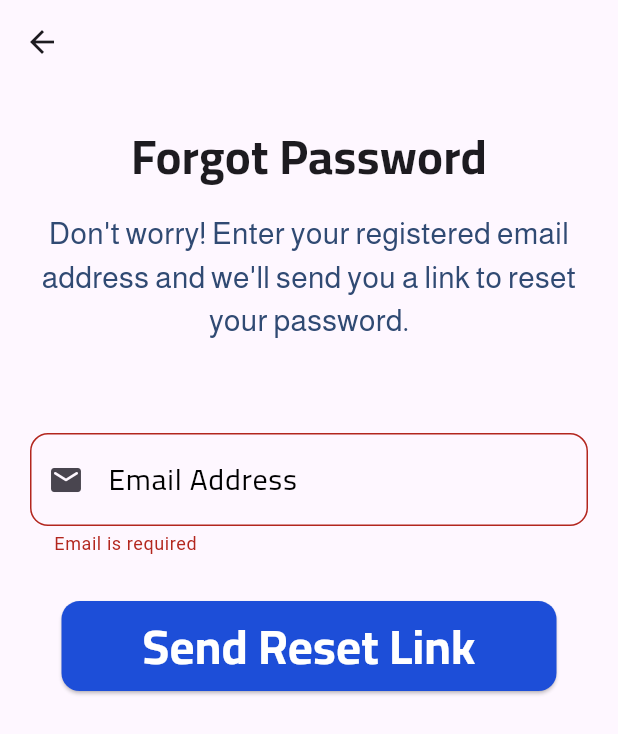
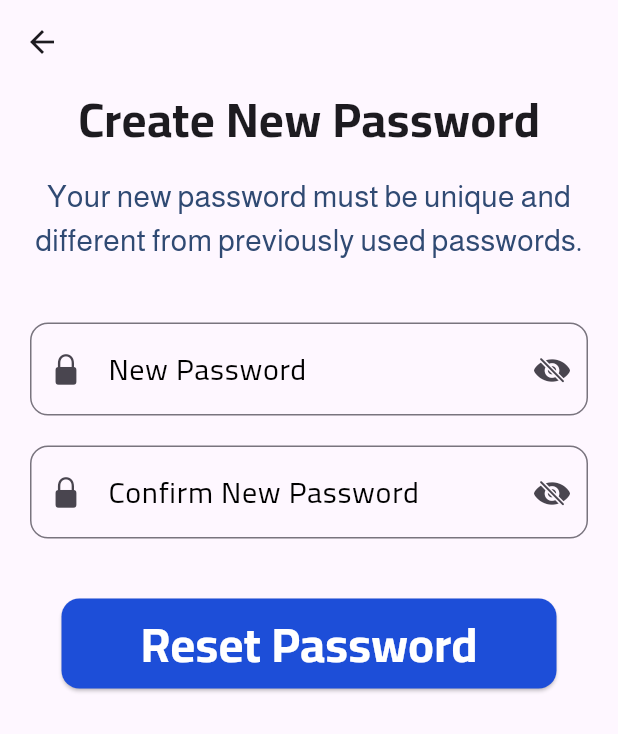
Before and after one commit to AhmedMedhatHamed/ai_lingo, a Flutter app: the ForgotPasswordScreen screen opened by its route, after a tap on "Send Reset Link", on a phone screen of 412 x 824 dp. Shown: the top 734 px of the screen. Run offline on Flutter 3.47's test engine with Material 3 defaults, Android fonts, the phone set to English and light mode, and no system bars; our stand-ins replace dots_indicator, firebase_auth, firebase_core, flutter_bloc, google_sign_in; accounts and stored records are empty.

Commit message:
Build create_new_password UI

```diff
--- a/lib/core/routing/app_routes.dart
+++ b/lib/core/routing/app_routes.dart
@@ -5,5 +5,6 @@ class AppRoutes {
   static const String signupScreen  = 'signupScreen';
   static const String signInScreen  = 'signInScreen';
   static const String forgotPasswordScreen = 'forgotPasswordScreen';
+  static const String newPasswordScreen = 'newPasswordScreen';
 
 }
--- a/lib/core/routing/app_routing.dart
+++ b/lib/core/routing/app_routing.dart
@@ -1,5 +1,6 @@
 import 'package:ai_lingo/feature/auth/cubit/auth_cubit.dart';
 import 'package:ai_lingo/feature/auth/forgot_password/screen/forgot_password_screen.dart';
+import 'package:ai_lingo/feature/auth/forgot_password/screen/new_password_screen.dart';
 import 'package:ai_lingo/feature/auth/login/screen/login_screen.dart';
 import 'package:ai_lingo/feature/auth/sign_in/screen/sign_in_screen.dart';
 import 'package:ai_lingo/feature/auth/signup/screen/signup_screen.dart';
@@ -35,7 +36,11 @@ class AppRouter {
           builder: (_) =>
               BlocProvider(create: (_) => AuthCubit(), child: ForgotPasswordScreen()),
         );
-
+      case AppRoutes.newPasswordScreen:
+        return MaterialPageRoute(
+          builder: (_) =>
+              BlocProvider(create: (_) => AuthCubit(), child: NewPasswordScreen()),
+        );
       case 'onboardingScreen':
         return PageRouteBuilder(
           transitionDuration: const Duration(milliseconds: 600),
--- a/lib/core/utils/app_strings.dart
+++ b/lib/core/utils/app_strings.dart
@@ -46,4 +46,8 @@ class AppStrings {
   static const String password = 'Password';
   static const String fullName = 'Full Name';
   static const String sendLinkReset = 'Send Reset Link';
+  static const String createNewPassword = 'Create New Password';
+  static const String createNewPasswordDesc =
+      'Your new password must be unique and different from previously used passwords.';
+  static const String resetPassword = 'Reset Password';
 }
--- a/lib/feature/auth/cubit/auth_cubit.dart
+++ b/lib/feature/auth/cubit/auth_cubit.dart
@@ -10,6 +10,7 @@ class AuthCubit extends Cubit<AuthState> {
   final nameController = TextEditingController();
   final emailController = TextEditingController();
   final passwordController = TextEditingController();
+  final confirmNewPassword = TextEditingController();
 
   bool isObscure = true;
   AutovalidateMode autoValidateMode = AutovalidateMode.disabled;
@@ -67,6 +68,22 @@ class AuthCubit extends Cubit<AuthState> {
     }
   }
 
+  Future<void> createNewPassword() async {
+    if (!formKey.currentState!.validate()) {
+      autoValidateMode = AutovalidateMode.always;
+      emit(AuthValidationFailed());
+      return;
+    }
+
+    emit(AuthLoading());
+    try {
+      // TODO: call signIn API
+      emit(AuthSuccess());
+    } catch (e) {
+      emit(AuthFailure(e.toString()));
+    }
+  }
+
   @override
   Future<void> close() {
     nameController.dispose();
--- /dev/null
+++ b/lib/feature/auth/forgot_password/screen/new_password_screen.dart
@@ -0,0 +1,35 @@
+import 'package:ai_lingo/core/utils/app_strings.dart';
+import 'package:ai_lingo/feature/auth/signup/widgets/title_and_description.dart';
+import 'package:flutter/material.dart';
+import '../widgets/new_password_form.dart';
+
+class NewPasswordScreen extends StatelessWidget {
+  const NewPasswordScreen({super.key});
+
+  @override
+  Widget build(BuildContext context) {
+    return GestureDetector(
+      onTap: (){
+        FocusScope.of(context).unfocus();
+      },
+      child: Scaffold(
+        body: CustomScrollView(
+          slivers: [
+            SliverAppBar(automaticallyImplyLeading: true),
+            SliverToBoxAdapter(
+              child: Padding(
+                padding: const EdgeInsets.symmetric(horizontal: 20.0),
+                child: TitleAndDescriptionWidget(
+                  title: AppStrings.createNewPassword,
+                  description: AppStrings.createNewPasswordDesc,
+                ),
+              ),
+            ),
+            SliverToBoxAdapter(child: SizedBox(height: 40.0)),
+            SliverToBoxAdapter(child: NewPasswordForm(),)
+          ],
+        ),
+      ),
+    );
+  }
+}
--- a/lib/feature/auth/forgot_password/widgets/forgot_pass_form.dart
+++ b/lib/feature/auth/forgot_password/widgets/forgot_pass_form.dart
@@ -1,3 +1,4 @@
+import 'package:ai_lingo/core/routing/app_routes.dart';
 import 'package:ai_lingo/core/services/validator.dart';
 import 'package:ai_lingo/core/utils/app_colors.dart';
 import 'package:ai_lingo/core/utils/app_strings.dart';
@@ -39,6 +40,7 @@ class ForgotPasswordForm extends StatelessWidget {
                   onPressed: () {
                     FocusScope.of(context).unfocus();
                     context.read<AuthCubit>().forgotPassword();
+                    Navigator.pushNamed(context, AppRoutes.newPasswordScreen);
                   },
                   text: AppStrings.sendLinkReset,
                 ),
--- /dev/null
+++ b/lib/feature/auth/forgot_password/widgets/new_password_form.dart
@@ -0,0 +1,77 @@
+import 'package:ai_lingo/core/services/validator.dart';
+import 'package:ai_lingo/core/utils/app_colors.dart';
+import 'package:ai_lingo/core/utils/app_strings.dart';
+import 'package:ai_lingo/core/widgets/custom_button.dart';
+import 'package:ai_lingo/core/widgets/custom_text_field.dart';
+import 'package:ai_lingo/feature/auth/cubit/auth_cubit.dart';
+import 'package:flutter/cupertino.dart';
+import 'package:flutter/material.dart';
+import 'package:flutter_bloc/flutter_bloc.dart';
+
+class NewPasswordForm extends StatelessWidget {
+  const NewPasswordForm({super.key});
+
+  @override
+  Widget build(BuildContext context) {
+    return BlocConsumer<AuthCubit, AuthState>(
+      listener: (context, state) {
+        if (state is AuthFailure) {
+          ScaffoldMessenger.of(
+            context,
+          ).showSnackBar(SnackBar(content: Text(state.message)));
+        }
+        if (state is AuthSuccess) {
+          // TODO: navigate to next screen
+        }
+      },
+      builder: (context, state) {
+        return Form(
+          key: context.read<AuthCubit>().formKey,
+          autovalidateMode: context.read<AuthCubit>().autoValidateMode,
+          child: Column(
+            children: [
+              CustomTextField(
+                controller: context.read<AuthCubit>().passwordController,
+                text: 'New Password',
+                prefixIcon: CupertinoIcons.lock_fill,
+                suffixIcon: context.read<AuthCubit>().isObscure
+                    ? CupertinoIcons.eye_slash_fill
+                    : CupertinoIcons.eye,
+                onSuffixPressed: context.read<AuthCubit>().togglePasswordVisibility,
+                isObscureText: context.read<AuthCubit>().isObscure,
+                textInputType: TextInputType.visiblePassword,
+                textInputAction: TextInputAction.done,
+                validator: Validators.password,
+              ),
+              SizedBox(height: 20,),
+              CustomTextField(
+                controller: context.read<AuthCubit>().confirmNewPassword,
+                text: 'Confirm New Password',
+                prefixIcon: CupertinoIcons.lock_fill,
+                suffixIcon: context.read<AuthCubit>().isObscure
+                    ? CupertinoIcons.eye_slash_fill
+                    : CupertinoIcons.eye,
+                onSuffixPressed: context.read<AuthCubit>().togglePasswordVisibility,
+                isObscureText: context.read<AuthCubit>().isObscure,
+                textInputType: TextInputType.visiblePassword,
+                textInputAction: TextInputAction.done,
+                validator: Validators.password,
+                onFieldSubmitted: (_) => context.read<AuthCubit>().createNewPassword(),
+              ),
+              SizedBox(height: 40.0,),
+              state is AuthLoading
+                  ? CupertinoActivityIndicator(color: AppColors.primaryColor)
+                  : CustomButton(
+                onPressed: () {
+                  FocusScope.of(context).unfocus();
+                  context.read<AuthCubit>().createNewPassword();
+                },
+                text: AppStrings.resetPassword,
+              ),
+            ],
+          ),
+        );
+      },
+    );
+  }
+}
```
